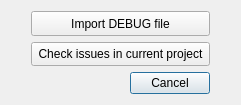
This is flo2d/ui/errors.ui in FLO-2DSoftware/qgis-flo-2d-plugin as Qt 5 draws it before an edit. The edited form follows.
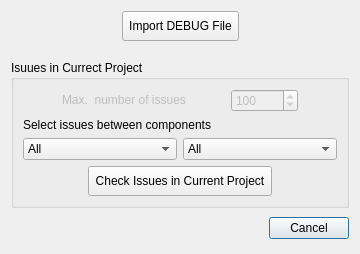
This is the edited form.

Commit message: Export Files dialog, and project conflicts

Patch:
```diff
--- a/flo2d/ui/errors.ui
+++ b/flo2d/ui/errors.ui
@@ -6,8 +6,8 @@
    <rect>
     <x>0</x>
     <y>0</y>
-    <width>238</width>
-    <height>105</height>
+    <width>310</width>
+    <height>254</height>
    </rect>
   </property>
   <property name="acceptDrops">
@@ -16,83 +16,360 @@
   <property name="windowTitle">
    <string>Warnings and Errors</string>
   </property>
-  <layout class="QGridLayout" name="gridLayout_3">
+  <layout class="QGridLayout" name="gridLayout_5">
    <item row="0" column="0">
-    <layout class="QGridLayout" name="gridLayout_2">
+    <layout class="QGridLayout" name="gridLayout_3">
      <item row="0" column="0">
-      <spacer name="verticalSpacer">
+      <spacer name="horizontalSpacer">
        <property name="orientation">
-        <enum>Qt::Vertical</enum>
+        <enum>Qt::Horizontal</enum>
        </property>
        <property name="sizeHint" stdset="0">
         <size>
-         <width>20</width>
-         <height>40</height>
+         <width>30</width>
+         <height>22</height>
         </size>
        </property>
       </spacer>
      </item>
      <item row="0" column="1">
-      <layout class="QGridLayout" name="gridLayout">
-       <item row="1" column="0">
-        <widget class="QToolButton" name="errors_in_current_project_btn">
-         <property name="sizePolicy">
-          <sizepolicy hsizetype="MinimumExpanding" vsizetype="MinimumExpanding">
-           <horstretch>0</horstretch>
-           <verstretch>0</verstretch>
-          </sizepolicy>
-         </property>
-         <property name="text">
-          <string>Check issues in current project</string>
-         </property>
-        </widget>
-       </item>
-       <item row="0" column="0">
-        <widget class="QToolButton" name="import_DEBUG_btn">
-         <property name="sizePolicy">
-          <sizepolicy hsizetype="MinimumExpanding" vsizetype="MinimumExpanding">
-           <horstretch>0</horstretch>
-           <verstretch>0</verstretch>
-          </sizepolicy>
-         </property>
-         <property name="text">
-          <string>Import DEBUG file</string>
-         </property>
-        </widget>
-       </item>
-      </layout>
-     </item>
-     <item row="0" column="2">
-      <spacer name="verticalSpacer_2">
-       <property name="orientation">
-        <enum>Qt::Vertical</enum>
-       </property>
-       <property name="sizeHint" stdset="0">
-        <size>
-         <width>20</width>
-         <height>40</height>
-        </size>
-       </property>
-      </spacer>
-     </item>
-     <item row="1" column="1">
-      <widget class="QDialogButtonBox" name="errors_buttonBox">
+      <widget class="QToolButton" name="import_DEBUG_btn">
        <property name="sizePolicy">
-        <sizepolicy hsizetype="Preferred" vsizetype="Preferred">
+        <sizepolicy hsizetype="Minimum" vsizetype="Minimum">
          <horstretch>0</horstretch>
          <verstretch>0</verstretch>
         </sizepolicy>
        </property>
-       <property name="orientation">
-        <enum>Qt::Horizontal</enum>
-       </property>
-       <property name="standardButtons">
-        <set>QDialogButtonBox::Cancel</set>
+       <property name="text">
+        <string>Import DEBUG File</string>
        </property>
       </widget>
      </item>
+     <item row="0" column="2">
+      <spacer name="horizontalSpacer_2">
+       <property name="orientation">
+        <enum>Qt::Horizontal</enum>
+       </property>
+       <property name="sizeHint" stdset="0">
+        <size>
+         <width>30</width>
+         <height>22</height>
+        </size>
+       </property>
+      </spacer>
+     </item>
     </layout>
    </item>
+   <item row="1" column="0">
+    <spacer name="verticalSpacer">
+     <property name="orientation">
+      <enum>Qt::Vertical</enum>
+     </property>
+     <property name="sizeType">
+      <enum>QSizePolicy::Fixed</enum>
+     </property>
+     <property name="sizeHint" stdset="0">
+      <size>
+       <width>262</width>
+       <height>13</height>
+      </size>
+     </property>
+    </spacer>
+   </item>
+   <item row="2" column="0">
+    <widget class="QGroupBox" name="groupBox">
+     <property name="sizePolicy">
+      <sizepolicy hsizetype="Fixed" vsizetype="Fixed">
+       <horstretch>0</horstretch>
+       <verstretch>0</verstretch>
+      </sizepolicy>
+     </property>
+     <property name="title">
+      <string>Isuues in Currect Project</string>
+     </property>
+     <layout class="QGridLayout" name="gridLayout_4">
+      <item row="0" column="0" colspan="2">
+       <layout class="QGridLayout" name="gridLayout">
+        <item row="0" column="0">
+         <widget class="QLabel" name="label">
+          <property name="enabled">
+           <bool>false</bool>
+          </property>
+          <property name="sizePolicy">
+           <sizepolicy hsizetype="Fixed" vsizetype="Fixed">
+            <horstretch>0</horstretch>
+            <verstretch>0</verstretch>
+           </sizepolicy>
+          </property>
+          <property name="text">
+           <string>Max.  number of issues</string>
+          </property>
+         </widget>
+        </item>
+        <item row="0" column="1">
+         <widget class="QSpinBox" name="n_issues_sbox">
+          <property name="enabled">
+           <bool>false</bool>
+          </property>
+          <property name="sizePolicy">
+           <sizepolicy hsizetype="Fixed" vsizetype="Fixed">
+            <horstretch>0</horstretch>
+            <verstretch>0</verstretch>
+           </sizepolicy>
+          </property>
+          <property name="maximum">
+           <number>1000000</number>
+          </property>
+          <property name="value">
+           <number>100</number>
+          </property>
+         </widget>
+        </item>
+       </layout>
+      </item>
+      <item row="1" column="0" colspan="2">
+       <widget class="QLabel" name="label_2">
+        <property name="text">
+         <string>Select issues between components</string>
+        </property>
+       </widget>
+      </item>
+      <item row="2" column="0">
+       <widget class="QComboBox" name="component1_cbo">
+        <property name="maxVisibleItems">
+         <number>20</number>
+        </property>
+        <item>
+         <property name="text">
+          <string>All</string>
+         </property>
+        </item>
+        <item>
+         <property name="text">
+          <string>Inflows</string>
+         </property>
+        </item>
+        <item>
+         <property name="text">
+          <string>Outflows</string>
+         </property>
+        </item>
+        <item>
+         <property name="text">
+          <string>Reduction Factors</string>
+         </property>
+        </item>
+        <item>
+         <property name="text">
+          <string>Full ARF</string>
+         </property>
+        </item>
+        <item>
+         <property name="text">
+          <string>Partial ARF</string>
+         </property>
+        </item>
+        <item>
+         <property name="text">
+          <string>WRF</string>
+         </property>
+        </item>
+        <item>
+         <property name="text">
+          <string>Hydr. Structures</string>
+         </property>
+        </item>
+        <item>
+         <property name="text">
+          <string>Channels (Left Bank)</string>
+         </property>
+        </item>
+        <item>
+         <property name="text">
+          <string>Channels (Right Bank)</string>
+         </property>
+        </item>
+        <item>
+         <property name="text">
+          <string>Levees</string>
+         </property>
+        </item>
+        <item>
+         <property name="text">
+          <string>Mult. Channels</string>
+         </property>
+        </item>
+        <item>
+         <property name="text">
+          <string>Storm Drain Inlets</string>
+         </property>
+        </item>
+        <item>
+         <property name="text">
+          <string>Storm Drain Outfalls</string>
+         </property>
+        </item>
+        <item>
+         <property name="text">
+          <string>Streets</string>
+         </property>
+        </item>
+        <item>
+         <property name="text">
+          <string>Inner Channels</string>
+         </property>
+        </item>
+       </widget>
+      </item>
+      <item row="2" column="1">
+       <widget class="QComboBox" name="component2_cbo">
+        <property name="maxVisibleItems">
+         <number>20</number>
+        </property>
+        <item>
+         <property name="text">
+          <string>All</string>
+         </property>
+        </item>
+        <item>
+         <property name="text">
+          <string>Inflows</string>
+         </property>
+        </item>
+        <item>
+         <property name="text">
+          <string>Outflows</string>
+         </property>
+        </item>
+        <item>
+         <property name="text">
+          <string>Reduction Factors</string>
+         </property>
+        </item>
+        <item>
+         <property name="text">
+          <string>Full ARF</string>
+         </property>
+        </item>
+        <item>
+         <property name="text">
+          <string>Partial ARF</string>
+         </property>
+        </item>
+        <item>
+         <property name="text">
+          <string>WRF</string>
+         </property>
+        </item>
+        <item>
+         <property name="text">
+          <string>Hydr. Structures</string>
+         </property>
+        </item>
+        <item>
+         <property name="text">
+          <string>Channels (Left Bank)</string>
+         </property>
+        </item>
+        <item>
+         <property name="text">
+          <string>Channels (Right Bank)</string>
+         </property>
+        </item>
+        <item>
+         <property name="text">
+          <string>Levees</string>
+         </property>
+        </item>
+        <item>
+         <property name="text">
+          <string>Mult. Channels</string>
+         </property>
+        </item>
+        <item>
+         <property name="text">
+          <string>Storm Drain Inlets</string>
+         </property>
+        </item>
+        <item>
+         <property name="text">
+          <string>Storm Drain Outfalls</string>
+         </property>
+        </item>
+        <item>
+         <property name="text">
+          <string>Streets</string>
+         </property>
+        </item>
+        <item>
+         <property name="text">
+          <string>Inner Channel</string>
+         </property>
+        </item>
+       </widget>
+      </item>
+      <item row="3" column="0" colspan="2">
+       <layout class="QGridLayout" name="gridLayout_2">
+        <item row="0" column="0">
+         <spacer name="horizontalSpacer_3">
+          <property name="orientation">
+           <enum>Qt::Horizontal</enum>
+          </property>
+          <property name="sizeHint" stdset="0">
+           <size>
+            <width>40</width>
+            <height>30</height>
+           </size>
+          </property>
+         </spacer>
+        </item>
+        <item row="0" column="1">
+         <widget class="QToolButton" name="errors_in_current_project_btn">
+          <property name="sizePolicy">
+           <sizepolicy hsizetype="Minimum" vsizetype="Minimum">
+            <horstretch>0</horstretch>
+            <verstretch>0</verstretch>
+           </sizepolicy>
+          </property>
+          <property name="text">
+           <string>Check Issues in Current Project</string>
+          </property>
+         </widget>
+        </item>
+        <item row="0" column="2">
+         <spacer name="horizontalSpacer_4">
+          <property name="orientation">
+           <enum>Qt::Horizontal</enum>
+          </property>
+          <property name="sizeHint" stdset="0">
+           <size>
+            <width>40</width>
+            <height>30</height>
+           </size>
+          </property>
+         </spacer>
+        </item>
+       </layout>
+      </item>
+     </layout>
+    </widget>
+   </item>
+   <item row="3" column="0">
+    <widget class="QDialogButtonBox" name="errors_buttonBox">
+     <property name="sizePolicy">
+      <sizepolicy hsizetype="Preferred" vsizetype="Preferred">
+       <horstretch>0</horstretch>
+       <verstretch>0</verstretch>
+      </sizepolicy>
+     </property>
+     <property name="orientation">
+      <enum>Qt::Horizontal</enum>
+     </property>
+     <property name="standardButtons">
+      <set>QDialogButtonBox::Cancel</set>
+     </property>
+    </widget>
+   </item>
   </layout>
  </widget>
  <resources/>
```
Left out of the diff: 44 changed lines with no effect on the pictures. The commit also changes 13 other files.
